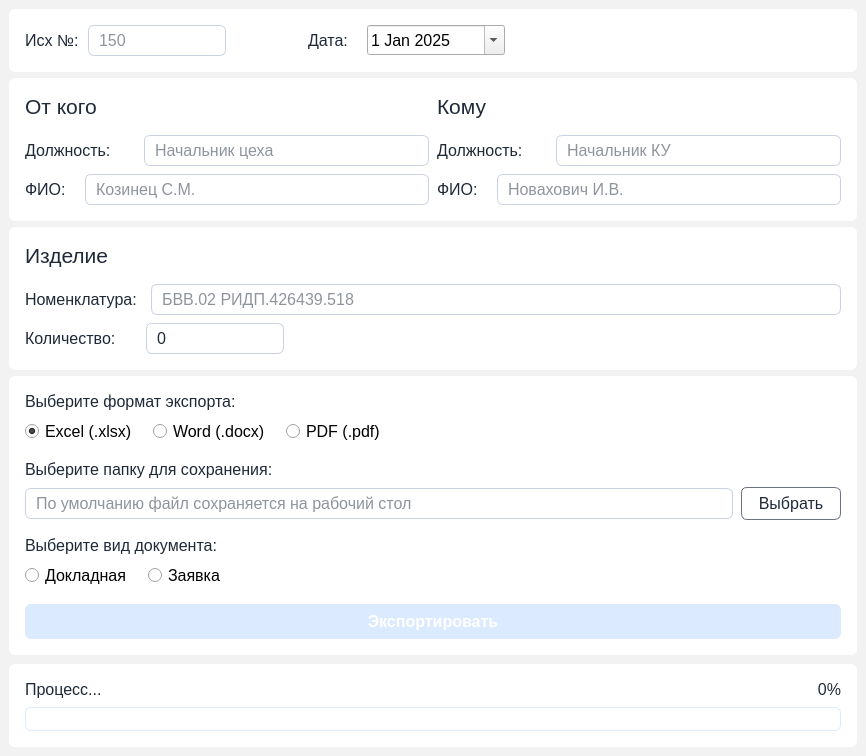
Before: the Qt Designer form ui/documentUI.ui in pntech-dev/Stockwise, drawn with Qt 5.
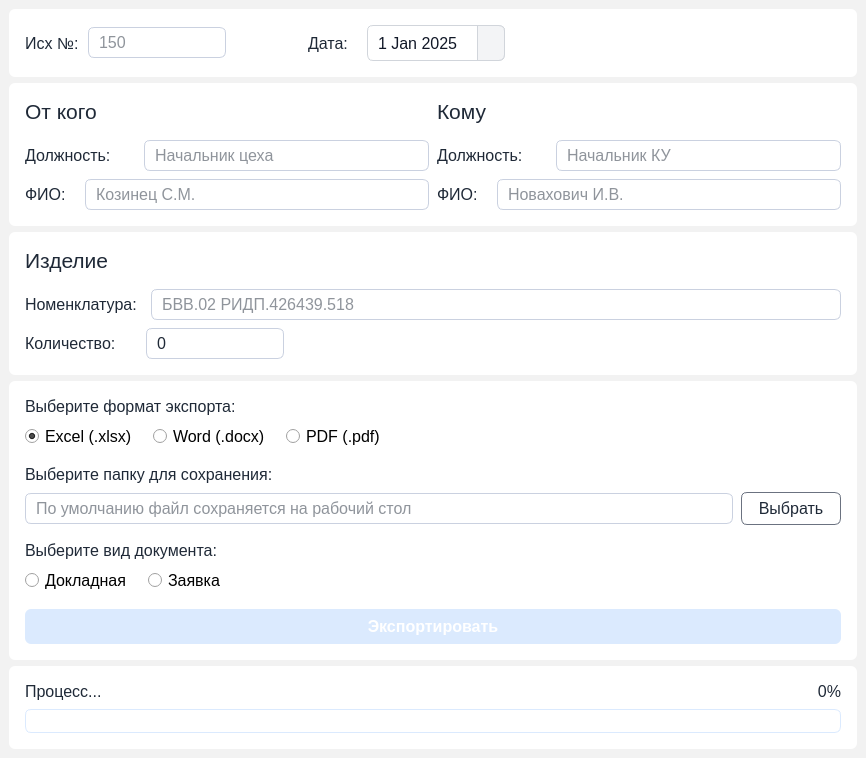
After: the same form once the commit is applied. Icons and pictures are not drawn.

```diff
--- a/ui/documentUI.ui
+++ b/ui/documentUI.ui
@@ -111,16 +111,87 @@
     background-color: #EF4444;
 }
 
-QCheckBox {
-    color: #1F2937;
-    spacing: 4px;
-    border-radius: 6px; /* округленные углы */
+QDateEdit {
+    background-color: #FFFFFF;
+    color: #111827;
+    border: 1px solid #D1D5DB;
+    border-radius: 6px;
+    padding: 4px 8px;
+    min-height: 26px;
 }
 
-QCheckBox::indicator {
-    width: 14px;
-    height: 14px;
-}</string>
+QDateEdit:hover {
+    border-color: #9CA3AF;
+    background-color: #F9FAFB;
+}
+
+QDateEdit:focus {
+    border: 2px solid #2563EB;
+    background-color: #FFFFFF;
+}
+
+/* Кнопка раскрытия календаря */
+QDateEdit::drop-down {
+    subcontrol-origin: border;
+    subcontrol-position: right center;
+    width: 26px;
+
+    /* Единый контур с полем */
+    border-left: 1px solid #D1D5DB;
+    border-top: 1px solid #D1D5DB;
+    border-right: 1px solid #D1D5DB;
+    border-bottom: 1px solid #D1D5DB;
+
+    /* Скругления только справа */
+    border-top-right-radius: 6px;
+    border-bottom-right-radius: 6px;
+
+    background-color: #F3F4F6;
+    padding: 0;
+}
+
+/* Hover по кнопке */
+QDateEdit::drop-down:hover {
+    background-color: #E5E7EB;
+    border-color: #9CA3AF;
+}
+
+/* При фокусе — общий акцент синим */
+QDateEdit:focus QDateEdit::drop-down {
+    border-color: #2563EB;
+}
+
+/* Стрелка — центр */
+QDateEdit::down-arrow {
+    subcontrol-origin: content;
+    subcontrol-position: center;
+    image: url(:/icons/arrow_down.svg);
+    width: 10px;
+    height: 10px;
+    margin: 0;
+    padding: 0;
+}
+
+/* Hover стрелки */
+QDateEdit::drop-down:hover QDateEdit::down-arrow {
+    image: url(:/icons/arrow_down.svg);
+    opacity: 0.8;
+}
+
+/* Disabled */
+QDateEdit:disabled {
+    color: #9CA3AF;
+    background-color: #F3F4F6;
+    border-color: #E5E7EB;
+}
+QDateEdit::drop-down:disabled {
+    background-color: #E5E7EB;
+    border-color: #E5E7EB;
+}
+QDateEdit::down-arrow:disabled {
+    opacity: 0.4;
+}
+</string>
   </property>
   <widget class="QWidget" name="centralwidget">
    <layout class="QVBoxLayout" name="verticalLayout_12">
@@ -285,7 +356,7 @@
             <property name="minimumSize">
              <size>
               <width>138</width>
-              <height>30</height>
+              <height>36</height>
              </size>
             </property>
             <property name="maximumSize">
@@ -299,6 +370,9 @@
               <pointsize>12</pointsize>
              </font>
             </property>
+            <property name="styleSheet">
+             <string notr="true"/>
+            </property>
             <property name="dateTime">
              <datetime>
               <hour>0</hour>
```
